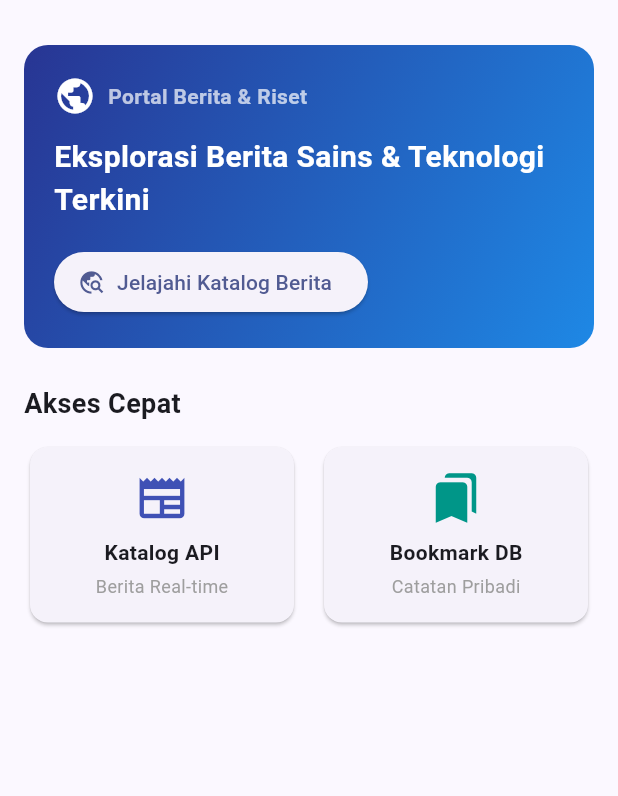
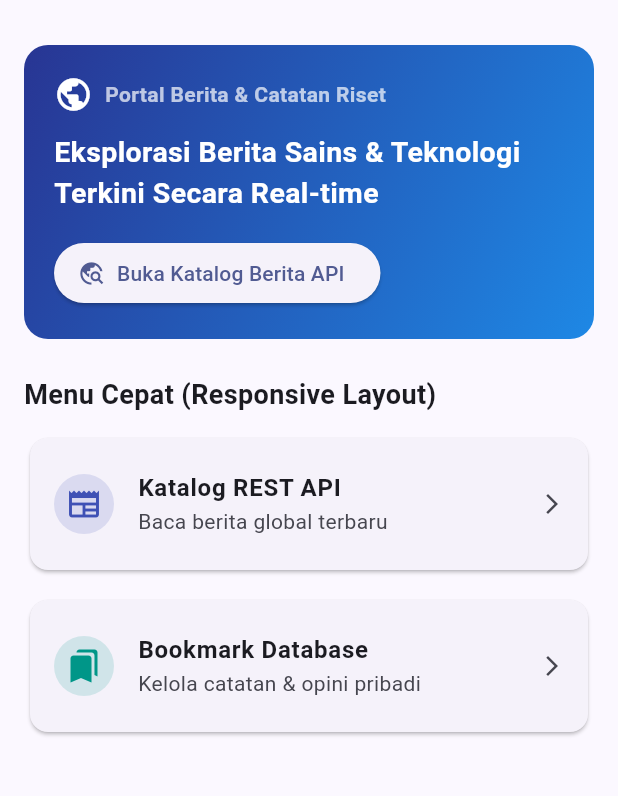
Before and after one commit to padi36933-creator/UTS_2415051109_IKomangSarasusmitaAdiPrayoga, a Flutter app: the screen it shows after launch, on a phone screen of 412 x 824 dp, the part 63-859 px from its top. Run offline on Flutter 3.47's test engine with Material 3 defaults, Android fonts, the phone set to English and light mode, and no system bars.

Commit message:
Implement responsive layouts

```diff
--- a/lib/screens/home_screen.dart
+++ b/lib/screens/home_screen.dart
@@ -15,17 +15,20 @@ class HomeScreen extends StatelessWidget {
     return Scaffold(
       appBar: AppBar(
         title: const Text('NewsPulse Dashboard'),
-        centerTitle: false,
       ),
-      body: SingleChildScrollView(
+      body: LayoutBuilder(
+        builder: (context, constraints) {
+          final bool isWide = constraints.maxWidth >= 600;
+
+          return SingleChildScrollView(
             padding: const EdgeInsets.all(16),
             child: Column(
               crossAxisAlignment: CrossAxisAlignment.start,
               children: [
-            // Banner Headline
+                // Banner Utama
                 Container(
                   width: double.infinity,
-              padding: const EdgeInsets.all(20),
+                  padding: EdgeInsets.all(isWide ? 28 : 20),
                   decoration: BoxDecoration(
                     gradient: LinearGradient(
                       colors: [Colors.indigo.shade800, Colors.blue.shade600],
@@ -39,23 +42,25 @@ class HomeScreen extends StatelessWidget {
                     children: [
                       const Row(
                         children: [
-                      Icon(Icons.public, color: Colors.white, size: 28),
+                          Icon(Icons.public, color: Colors.white, size: 26),
                           SizedBox(width: 8),
-                      Text(
-                        'Portal Berita & Riset',
+                          Flexible(
+                            child: Text(
+                              'Portal Berita & Catatan Riset',
                               style: TextStyle(
                                 color: Colors.white70,
                                 fontWeight: FontWeight.w600,
                               ),
                             ),
+                          ),
                         ],
                       ),
                       const SizedBox(height: 12),
-                  const Text(
-                    'Eksplorasi Berita Sains & Teknologi Terkini',
+                      Text(
+                        'Eksplorasi Berita Sains & Teknologi Terkini Secara Real-time',
                         style: TextStyle(
                           color: Colors.white,
-                      fontSize: 20,
+                          fontSize: isWide ? 24 : 19,
                           fontWeight: FontWeight.bold,
                         ),
                       ),
@@ -63,64 +68,54 @@ class HomeScreen extends StatelessWidget {
                       ElevatedButton.icon(
                         onPressed: onExploreTap,
                         icon: const Icon(Icons.travel_explore),
-                    label: const Text('Jelajahi Katalog Berita'),
+                        label: const Text('Buka Katalog Berita API'),
                       ),
                     ],
                   ),
                 ),
                 const SizedBox(height: 24),
                 const Text(
-              'Akses Cepat',
+                  'Menu Cepat (Responsive Layout)',
                   style: TextStyle(fontSize: 18, fontWeight: FontWeight.bold),
                 ),
                 const SizedBox(height: 12),
+                // Kondisi Responsif: Wide (Row 2 kolom) vs Compact (Column menurun)
+                if (isWide)
                   Row(
                     children: [
-                Expanded(
-                  child: Card(
-                    child: InkWell(
-                      onTap: onExploreTap,
-                      borderRadius: BorderRadius.circular(12),
-                      child: const Padding(
-                        padding: EdgeInsets.all(16),
-                        child: Column(
+                      Expanded(child: _buildFeatureCard(Icons.newspaper, 'Katalog REST API', 'Baca berita global terbaru', Colors.indigo, onExploreTap)),
+                      const SizedBox(width: 16),
+                      Expanded(child: _buildFeatureCard(Icons.bookmarks, 'Bookmark Database', 'Kelola catatan & opini pribadi', Colors.teal, onSavedTap)),
+                    ],
+                  )
+                else
+                  Column(
                     children: [
-                            Icon(Icons.newspaper, size: 36, color: Colors.indigo),
-                            SizedBox(height: 8),
-                            Text('Katalog API', style: TextStyle(fontWeight: FontWeight.bold)),
-                            SizedBox(height: 4),
-                            Text('Berita Real-time', style: TextStyle(fontSize: 12, color: Colors.grey)),
-                          ],
-                        ),
-                      ),
-                    ),
-                  ),
-                ),
-                const SizedBox(width: 12),
-                Expanded(
-                  child: Card(
-                    child: InkWell(
-                      onTap: onSavedTap,
-                      borderRadius: BorderRadius.circular(12),
-                      child: const Padding(
-                        padding: EdgeInsets.all(16),
-                        child: Column(
-                          children: [
-                            Icon(Icons.bookmarks, size: 36, color: Colors.teal),
-                            SizedBox(height: 8),
-                            Text('Bookmark DB', style: TextStyle(fontWeight: FontWeight.bold)),
-                            SizedBox(height: 4),
-                            Text('Catatan Pribadi', style: TextStyle(fontSize: 12, color: Colors.grey)),
-                          ],
-                        ),
-                      ),
-                    ),
-                  ),
-                ),
+                      _buildFeatureCard(Icons.newspaper, 'Katalog REST API', 'Baca berita global terbaru', Colors.indigo, onExploreTap),
+                      const SizedBox(height: 12),
+                      _buildFeatureCard(Icons.bookmarks, 'Bookmark Database', 'Kelola catatan & opini pribadi', Colors.teal, onSavedTap),
                     ],
                   ),
               ],
             ),
+          );
+        },
+      ),
+    );
+  }
+
+  Widget _buildFeatureCard(IconData icon, String title, String subtitle, Color color, VoidCallback onTap) {
+    return Card(
+      child: ListTile(
+        onTap: onTap,
+        contentPadding: const EdgeInsets.symmetric(horizontal: 16, vertical: 8),
+        leading: CircleAvatar(
+          backgroundColor: color.withOpacity(0.15),
+          child: Icon(icon, color: color),
+        ),
+        title: Text(title, style: const TextStyle(fontWeight: FontWeight.bold)),
+        subtitle: Text(subtitle),
+        trailing: const Icon(Icons.arrow_forward_ios, size: 16),
       ),
     );
   }
```
Also changed, not shown: lib/widgets/news_card.dart (added, +90 -0 lines), lib/widgets/priority_badge.dart (added, +69 -0 lines), lib/widgets/status_view.dart (added, +72 -0 lines). Lines whose indentation alone changed are shown as unchanged.
